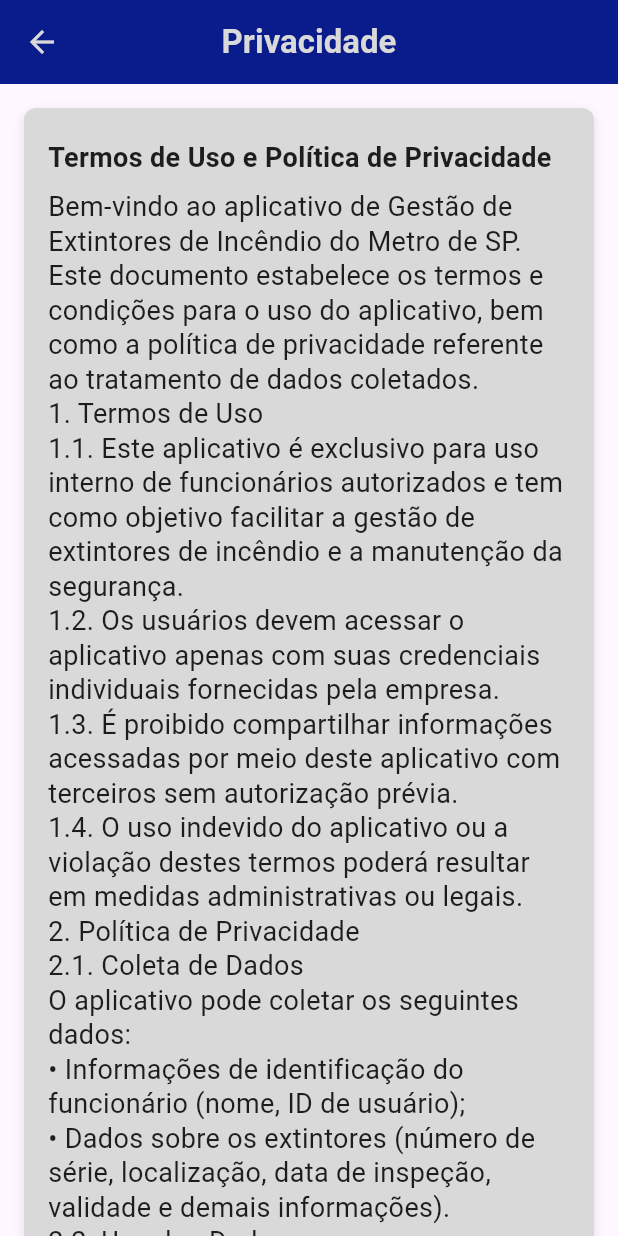
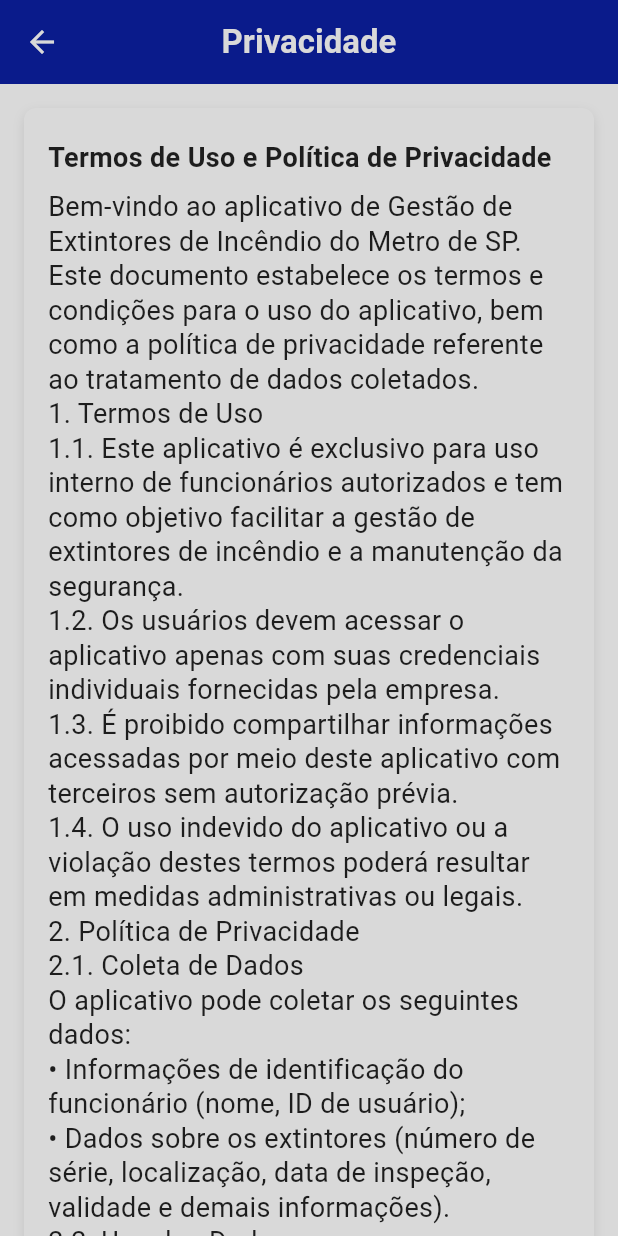
Before and after one commit to Rodrigomt21/fire-equipment-management-metro, a Flutter app: the TelaConfiguracao screen opened directly, after a tap on "Privacidade", on a phone screen of 412 x 824 dp. Run offline on Flutter 3.47's test engine with Material 3 defaults, Android fonts, the phone set to English and light mode, and no system bars; our stand-ins replace email_validator, google_fonts, image_picker, pdf, printing, shared_preferences and 1 more; missing offline and left inert: qr_code_scanner_plus; accounts and stored records are empty; network calls fail.

Commit message:
backgroundcolor padronizadas

```diff
--- a/Mobile/mobilegestaoextintores/lib/src/telas/Configuracao/Tela_Configuracao.dart
+++ b/Mobile/mobilegestaoextintores/lib/src/telas/Configuracao/Tela_Configuracao.dart
@@ -11,7 +11,7 @@
   @override
   Widget build(BuildContext context) {
     return Scaffold(
-      backgroundColor: Colors.white,
+      backgroundColor: const Color(0xFFD9D9D9),
       appBar: AppBar(
         title: const Text(
           'Configuração',
--- a/Mobile/mobilegestaoextintores/lib/src/telas/Configuracao/Tela_Conta.dart
+++ b/Mobile/mobilegestaoextintores/lib/src/telas/Configuracao/Tela_Conta.dart
@@ -128,7 +128,7 @@
   @override
   Widget build(BuildContext context) {
     return Scaffold(
-      backgroundColor: Colors.white,
+      backgroundColor: const Color(0xFFD9D9D9),
       appBar: AppBar(
         title: const Text('Minha Conta',
             style: TextStyle(
--- a/Mobile/mobilegestaoextintores/lib/src/telas/Configuracao/Tela_Privacidade.dart
+++ b/Mobile/mobilegestaoextintores/lib/src/telas/Configuracao/Tela_Privacidade.dart
@@ -6,6 +6,7 @@
   @override
   Widget build(BuildContext context) {
     return Scaffold(
+      backgroundColor: const Color(0xFFD9D9D9),
       appBar: AppBar(
         title: const Text(
           'Privacidade',
--- a/Mobile/mobilegestaoextintores/lib/src/telas/Manutencao/Tela_Atualizar_Dados.dart
+++ b/Mobile/mobilegestaoextintores/lib/src/telas/Manutencao/Tela_Atualizar_Dados.dart
@@ -274,6 +274,7 @@
   @override
   Widget build(BuildContext context) {
     return Scaffold(
+      backgroundColor: const Color(0xFFD9D9D9),
       appBar: AppBar(
         title: const Text('Atualizar Extintor',
         style: TextStyle(
--- a/Mobile/mobilegestaoextintores/lib/src/telas/Manutencao/Tela_Chamda_manutencao.dart
+++ b/Mobile/mobilegestaoextintores/lib/src/telas/Manutencao/Tela_Chamda_manutencao.dart
@@ -191,6 +191,7 @@
   @override
   Widget build(BuildContext context) {
     return Scaffold(
+      backgroundColor: const Color(0xFFD9D9D9),
       appBar: AppBar(
         title: const Text("Registrar Problema no Extintor",
         style: TextStyle(
--- a/Mobile/mobilegestaoextintores/lib/src/telas/Manutencao/Tela_Selecionar_Manutencao.dart
+++ b/Mobile/mobilegestaoextintores/lib/src/telas/Manutencao/Tela_Selecionar_Manutencao.dart
@@ -7,6 +7,7 @@
   @override
   Widget build(BuildContext context) {
     return Scaffold(
+      backgroundColor: const Color(0xFFD9D9D9),
       appBar: AppBar(
         title: const Text("Selecione uma Opção",
           style: TextStyle(
--- a/Mobile/mobilegestaoextintores/lib/src/telas/Tela_Consulta.dart
+++ b/Mobile/mobilegestaoextintores/lib/src/telas/Tela_Consulta.dart
@@ -132,7 +132,7 @@
   @override
   Widget build(BuildContext context) {
     return Scaffold(
-      backgroundColor: const Color(0xFFF5F5F5),
+      backgroundColor: const Color(0xFFD9D9D9),
       appBar: AppBar(
         title: const Text(
           'Consulta',
--- a/Mobile/mobilegestaoextintores/lib/src/telas/Tela_Localizacao.dart
+++ b/Mobile/mobilegestaoextintores/lib/src/telas/Tela_Localizacao.dart
@@ -81,7 +81,7 @@
   @override
   Widget build(BuildContext context) {
     return Scaffold(
-      backgroundColor: const Color(0xFFF5F5F5),
+      backgroundColor: const Color(0xFFD9D9D9),
       appBar: AppBar(
         title: const Text('Consulta de Localização do Extintor',
         style: TextStyle(
```
Also changed, not shown: Mobile/mobilegestaoextintores/lib/src/telas/Tela_RegistrarExtintorManual.dart (+4 -3 lines).
